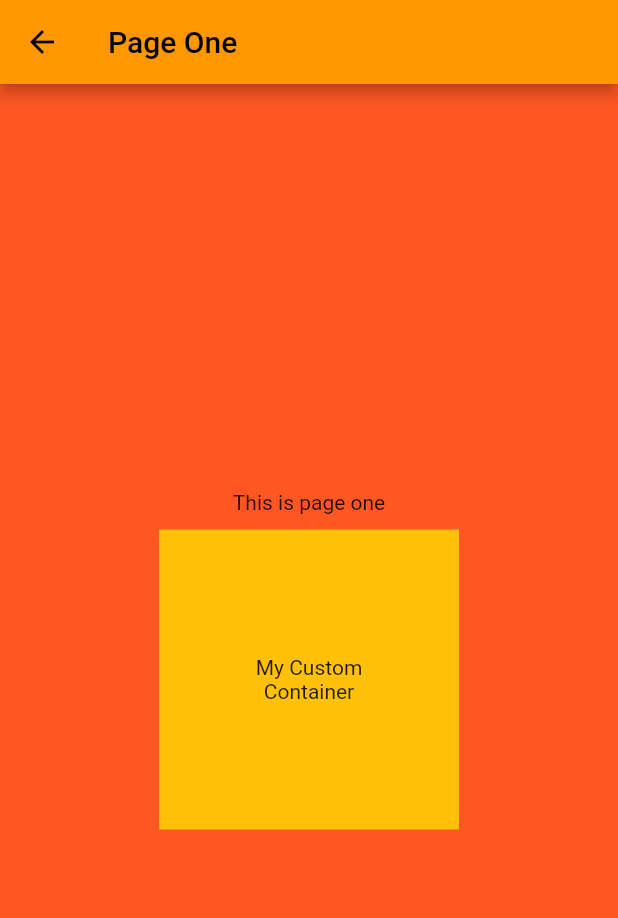
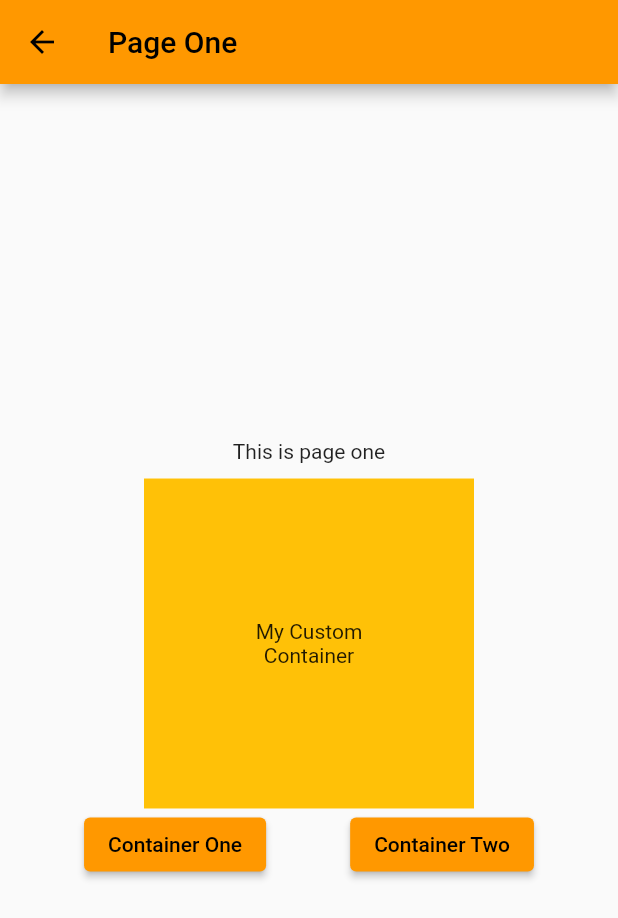
Before and after one commit to jakariya0dev/a4b003, a Flutter app: the screen it shows after launch, after a tap on "Page One", on a phone screen of 412 x 824 dp. Shown: the top 918 px of the screen. Run offline on Flutter 3.47's test engine with Material 2 defaults, Android fonts, the phone set to English and light mode, and no system bars; network calls fail.

Commit message:
drawer completed

```diff
--- a/lib/page_one.dart
+++ b/lib/page_one.dart
@@ -1,12 +1,22 @@
 import 'package:flutter/material.dart';
+import 'package:flutter_application_12/page_two.dart';
 
-class PageOne extends StatelessWidget {
-  const PageOne({Key? key}) : super(key: key);
+class PageOne extends StatefulWidget {
+  PageOne({Key? key}) : super(key: key);
+
+  @override
+  State<PageOne> createState() => _PageOneState();
+}
+
+class _PageOneState extends State<PageOne> {
+  List containerList = [CustomContainer1(), CustomContainer2()];
+
+  int index = 0;
 
   @override
   Widget build(BuildContext context) {
     return Scaffold(
-      backgroundColor: Colors.deepOrange,
+      // backgroundColor: Colors.deepOrange,
       appBar: AppBar(
         title: const Text('Page One'),
       ),
@@ -15,12 +25,36 @@ class PageOne extends StatelessWidget {
         alignment: Alignment.center,
         child: Column(
           mainAxisAlignment: MainAxisAlignment.center,
-          children: const [
-            Text('This is page one'),
-            SizedBox(
+          children: [
+            const Text('This is page one'),
+            const SizedBox(
               height: 10,
             ),
-            CustomContainer()
+            Container(
+              color: Colors.white,
+              height: 220,
+              width: 220,
+              child: containerList[index],
+            ),
+            Row(
+              mainAxisAlignment: MainAxisAlignment.spaceEvenly,
+              children: [
+                ElevatedButton(
+                  onPressed: () {
+                    index = 0;
+                    setState(() {});
+                  },
+                  child: const Text('Container One'),
+                ),
+                ElevatedButton(
+                  onPressed: () {
+                    index = 1;
+                    setState(() {});
+                  },
+                  child: const Text('Container Two'),
+                )
+              ],
+            ),
           ],
         ),
       ),
@@ -28,8 +62,8 @@ class PageOne extends StatelessWidget {
   }
 }
 
-class CustomContainer extends StatelessWidget {
-  const CustomContainer({Key? key}) : super(key: key);
+class CustomContainer1 extends StatelessWidget {
+  const CustomContainer1({Key? key}) : super(key: key);
 
   @override
   Widget build(BuildContext context) {
@@ -38,10 +72,28 @@ class CustomContainer extends StatelessWidget {
       width: 200,
       color: Colors.amber,
       alignment: Alignment.center,
-      child: Text(
+      child: const Text(
         'My Custom\nContainer',
         textAlign: TextAlign.center,
       ),
     );
   }
 }
+
+class CustomContainer2 extends StatelessWidget {
+  const CustomContainer2({Key? key}) : super(key: key);
+
+  @override
+  Widget build(BuildContext context) {
+    return Container(
+      height: 200,
+      width: 200,
+      color: Colors.indigo,
+      alignment: Alignment.center,
+      child: const Text(
+        'My Custom\nContainer 2',
+        textAlign: TextAlign.center,
+      ),
+    );
+  }
+}
--- a/lib/profile_page.dart
+++ b/lib/profile_page.dart
@@ -2,11 +2,19 @@ import 'package:flutter/material.dart';
 import 'package:flutter_application_12/page_one.dart';
 import 'package:flutter_application_12/page_two.dart';
 
-class ProfilePage extends StatelessWidget {
+class ProfilePage extends StatefulWidget {
   ProfilePage({Key? key}) : super(key: key);
 
+  @override
+  State<ProfilePage> createState() => _ProfilePageState();
+}
+
+class _ProfilePageState extends State<ProfilePage> {
   String imgUrl =
       'https://images.pexels.com/photos/5119214/pexels-photo-5119214.jpeg?auto=compress&cs=tinysrgb&dpr=3&h=750&w=1260';
+
+  bool isExpand = false;
+
   @override
   Widget build(BuildContext context) {
     return Scaffold(
@@ -16,7 +24,10 @@ class ProfilePage extends StatelessWidget {
           child: Column(
             children: [
               UserAccountsDrawerHeader(
-                onDetailsPressed: () {},
+                onDetailsPressed: () {
+                  isExpand = !isExpand;
+                  setState(() {});
+                },
                 otherAccountsPicturesSize: const Size.square(35),
                 otherAccountsPictures: [
                   CircleAvatar(backgroundImage: NetworkImage(imgUrl))
@@ -28,7 +39,7 @@ class ProfilePage extends StatelessWidget {
                   'aaric@mail.com',
                 ),
               ),
-              const MenuList()
+              isExpand ? MenuList() : CustomContainer()
             ],
           ),
         ),
@@ -93,7 +104,7 @@ class ProfilePage extends StatelessWidget {
                   onPressed: () {
                     Navigator.push(context,
                         MaterialPageRoute(builder: (context) {
-                      return const PageOne();
+                      return PageOne();
                     }));
                   },
                   child: const Text('Page One'),
@@ -154,3 +165,20 @@ class MenuList extends StatelessWidget {
     );
   }
 }
+
+class CustomContainer extends StatelessWidget {
+  const CustomContainer({Key? key}) : super(key: key);
+
+  @override
+  Widget build(BuildContext context) {
+    return Container(
+      width: double.infinity,
+      // color: Colors.amber,
+      alignment: Alignment.center,
+      child: const Text(
+        'My Custom\nContainer',
+        textAlign: TextAlign.center,
+      ),
+    );
+  }
+}
```
